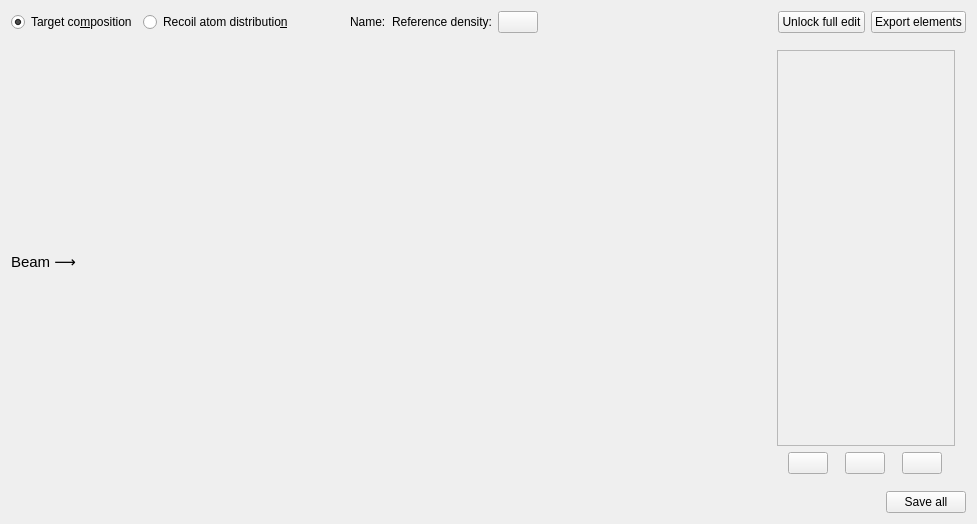
Above: ui_files/ui_target_widget.ui from JYU-IBA/potku before the change. Below: the same form after it.
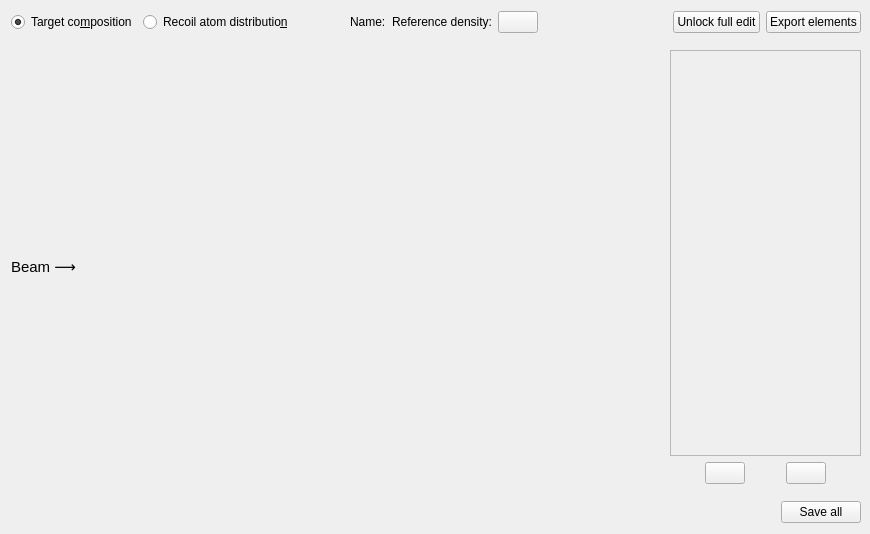
That is the form after the change. Icons and pictures are not drawn.

Commit message: Changed the place of the element simulation specific settings button. Resized the composition and recoil atom distribution view to fit mouse coordinates better. Formatted the mouse coordinates to take less space.

```diff
--- a/ui_files/ui_target_widget.ui
+++ b/ui_files/ui_target_widget.ui
@@ -6,14 +6,14 @@
    <rect>
     <x>0</x>
     <y>0</y>
-    <width>977</width>
-    <height>524</height>
+    <width>870</width>
+    <height>534</height>
    </rect>
   </property>
   <property name="minimumSize">
    <size>
-    <width>600</width>
-    <height>400</height>
+    <width>870</width>
+    <height>534</height>
    </size>
   </property>
   <property name="windowTitle">
@@ -23,6 +23,9 @@
    <string notr="true"/>
   </property>
   <layout class="QVBoxLayout" name="verticalLayout">
+   <property name="rightMargin">
+    <number>9</number>
+   </property>
    <item>
     <layout class="QHBoxLayout" name="horizontalLayout_2">
      <item>
@@ -164,6 +167,9 @@
      </item>
      <item>
       <widget class="QWidget" name="recoilListWidget" native="true">
+       <property name="enabled">
+        <bool>true</bool>
+       </property>
        <property name="minimumSize">
         <size>
          <width>0</width>
@@ -177,6 +183,12 @@
         </size>
        </property>
        <layout class="QVBoxLayout" name="recoil_layout">
+        <property name="leftMargin">
+         <number>9</number>
+        </property>
+        <property name="rightMargin">
+         <number>0</number>
+        </property>
         <item>
          <widget class="QScrollArea" name="recoilScrollArea">
           <property name="widgetResizable">
@@ -187,8 +199,8 @@
             <rect>
              <x>0</x>
              <y>0</y>
-             <width>180</width>
-             <height>390</height>
+             <width>189</width>
+             <height>400</height>
             </rect>
            </property>
           </widget>
@@ -242,26 +254,6 @@
             </property>
            </widget>
           </item>
-          <item>
-           <widget class="QPushButton" name="settingsPushButton">
-            <property name="sizePolicy">
-             <sizepolicy hsizetype="Fixed" vsizetype="Fixed">
-              <horstretch>0</horstretch>
-              <verstretch>0</verstretch>
-             </sizepolicy>
-            </property>
-            <property name="toolTip">
-             <string>Element simulation settings</string>
-            </property>
-            <property name="text">
-             <string/>
-            </property>
-            <property name="icon">
-             <iconset>
-              <normaloff>../ui_icons/reinhardt/gear.svg</normaloff>../ui_icons/reinhardt/gear.svg</iconset>
-            </property>
-           </widget>
-          </item>
          </layout>
         </item>
        </layout>
```
The commit also changes 3 other files.
